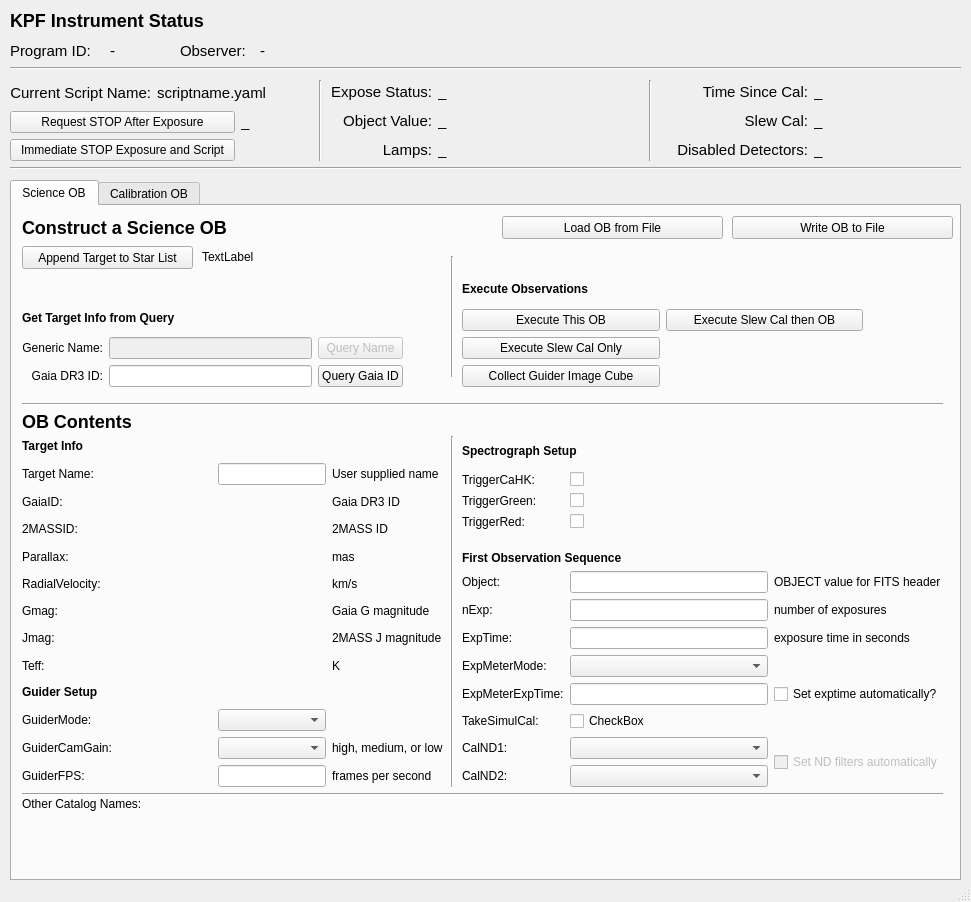
This is kpf/OB_GUI/KPF_OB_GUI.ui in KeckObservatory/KPFTranslator as Qt 5 draws it before an edit. The edited form follows.
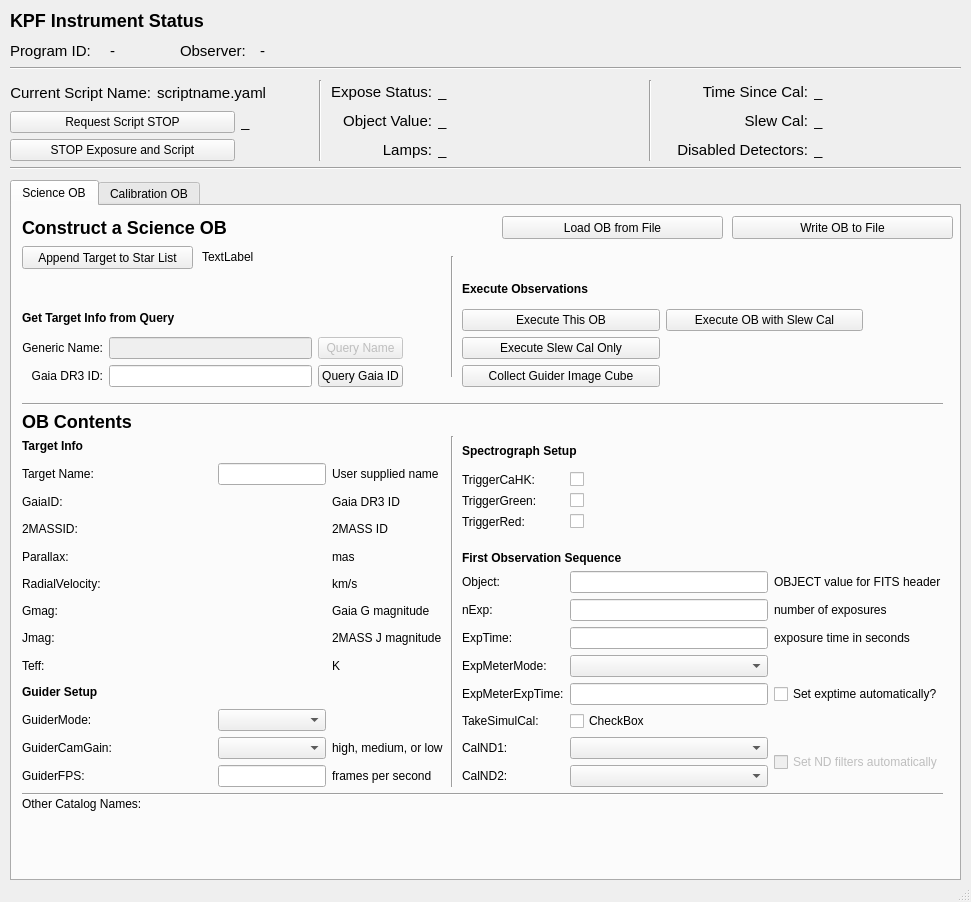
This is the edited form.

Commit message:
Update button text
Request Script STOP
STOP Exposure and Script
Execute OB with Slew Cal

Patch:
```diff
--- a/kpf/OB_GUI/KPF_OB_GUI.ui
+++ b/kpf/OB_GUI/KPF_OB_GUI.ui
@@ -109,7 +109,7 @@
         <string/>
        </property>
        <property name="text">
-        <string>Request STOP After Exposure</string>
+        <string>Request Script STOP</string>
        </property>
       </widget>
      </item>
@@ -119,7 +119,7 @@
         <string>This will set the current exposure to End, triggering a readout and will request the current script to stop at the next opportunity (typically after the exposure is done).</string>
        </property>
        <property name="text">
-        <string>Immediate STOP Exposure and Script</string>
+        <string>STOP Exposure and Script</string>
        </property>
       </widget>
      </item>
@@ -483,7 +483,7 @@
           <string>Execute a quick calibration, then execute the OB as defined in the fields below.</string>
          </property>
          <property name="text">
-          <string>Execute Slew Cal then OB</string>
+          <string>Execute OB with Slew Cal</string>
          </property>
         </widget>
        </item>
```
